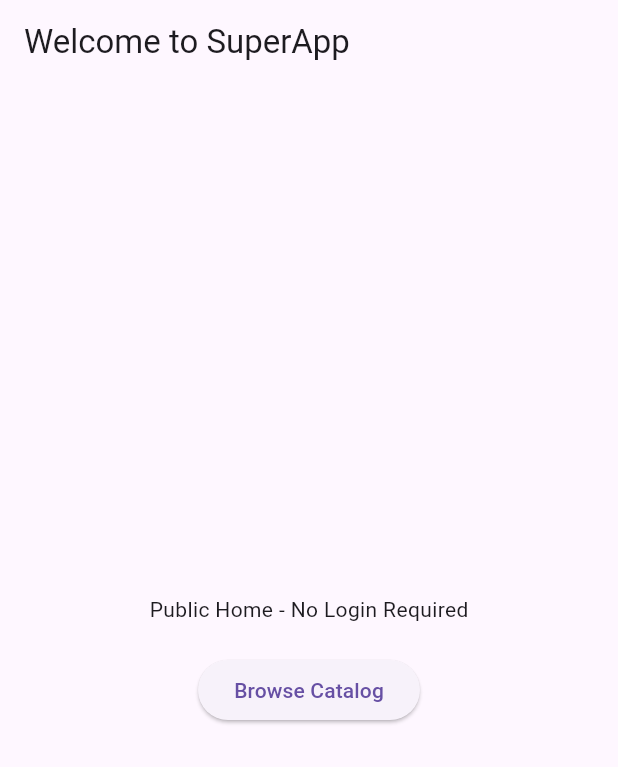
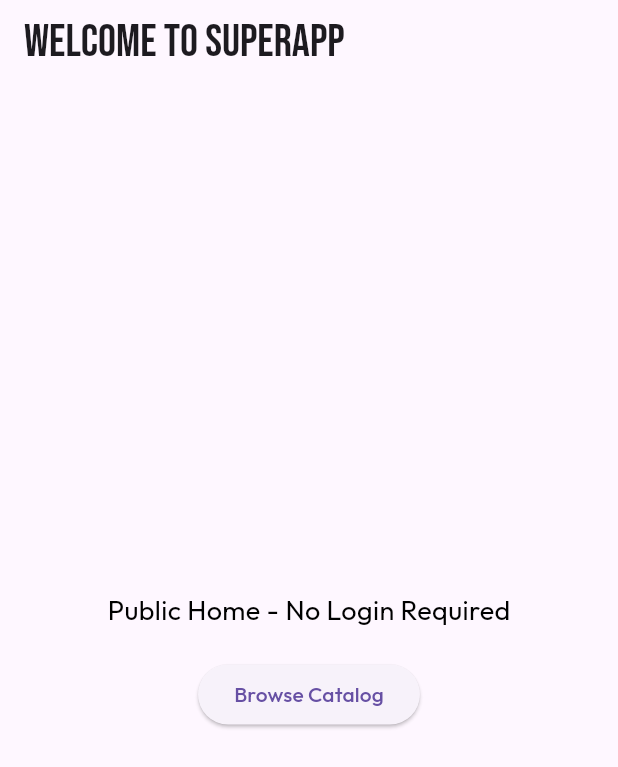
Before and after one commit to suzukifinanceindoensia/sufi-one, a Flutter app: the screen it shows after launch, on a phone screen of 412 x 824 dp. Shown: the top 767 px of the screen. Run offline on Flutter 3.47's test engine with Material 3 defaults, Android fonts, the phone set to English and light mode, and no system bars; our stand-ins replace get, google_fonts.

Commit message:
add:fontstyle dan implement ke main

```diff
--- /dev/null
+++ b/lib/app/theme/fontstyle.dart
@@ -0,0 +1,65 @@
+import 'package:flutter/material.dart';
+import 'package:google_fonts/google_fonts.dart';
+
+class AppTextStyles {
+  static final TextStyle smallBody = GoogleFonts.outfit(
+    fontSize: 12,
+    color: Colors.black,
+  );
+  static final TextStyle medBody = GoogleFonts.outfit(
+    fontSize: 18,
+    color: Colors.black,
+  );
+  static final TextStyle bigBody = GoogleFonts.outfit(
+    fontSize: 24,
+    color: Colors.black,
+  );
+  static final TextStyle smallTitle = GoogleFonts.bebasNeue(
+    fontSize: 10,
+    color: Colors.red,
+  );
+  static final TextStyle medTitle = GoogleFonts.bebasNeue(
+    fontSize: 20,
+    color: Colors.red,
+  );
+  static final TextStyle bigTitle = GoogleFonts.bebasNeue(
+    fontSize: 30,
+    color: Colors.red,
+  );
+  static final TextStyle smallDisplay = GoogleFonts.emilysCandy(
+    fontSize: 16,
+    color: const Color.fromARGB(255, 54, 244, 70),
+  );
+  static final TextStyle medDisplay = GoogleFonts.emilysCandy(
+    fontSize: 16,
+    color: const Color.fromARGB(255, 54, 244, 70),
+  );
+  static final TextStyle bigDisplay = GoogleFonts.emilysCandy(
+    fontSize: 16,
+    color: const Color.fromARGB(255, 54, 244, 70),
+  );
+  static final TextStyle smallLabel = GoogleFonts.outfit(
+    fontSize: 10,
+    color: Colors.red,
+  );
+  static final TextStyle medLabel = GoogleFonts.outfit(
+    fontSize: 12,
+    color: Colors.red,
+  );
+  static final TextStyle bigLabel = GoogleFonts.outfit(
+    fontSize: 14,
+    color: Colors.red,
+  );
+  static final TextStyle smallHeadline = GoogleFonts.outfit(
+    fontSize: 14,
+    color: Colors.red,
+  );
+  static final TextStyle medHeadline = GoogleFonts.outfit(
+    fontSize: 14,
+    color: Colors.red,
+  );
+  static final TextStyle bigHeadline = GoogleFonts.outfit(
+    fontSize: 14,
+    color: Colors.red,
+  );
+}
--- a/lib/main.dart
+++ b/lib/main.dart
@@ -1,6 +1,7 @@
 import 'package:flutter/material.dart';
 import 'package:get/get.dart';
 import 'app/routes/app_routes.dart';
+import 'app/theme/fontstyle.dart';
 
 void main() {
   runApp(MyApp());
@@ -11,6 +12,25 @@ class MyApp extends StatelessWidget {
   Widget build(BuildContext context) {
     return GetMaterialApp(
       title: 'SuperApp (Public)',
+      theme: ThemeData(
+        textTheme: TextTheme(
+          bodySmall: AppTextStyles.smallBody,
+          bodyMedium: AppTextStyles.medBody,
+          bodyLarge: AppTextStyles.bigBody,
+          titleSmall: AppTextStyles.smallTitle,
+          titleMedium: AppTextStyles.medTitle,
+          titleLarge: AppTextStyles.bigTitle,
+          displaySmall: AppTextStyles.smallDisplay,
+          displayMedium: AppTextStyles.medDisplay,
+          displayLarge: AppTextStyles.bigDisplay,
+          labelSmall: AppTextStyles.smallLabel,
+          labelMedium: AppTextStyles.medLabel,
+          labelLarge: AppTextStyles.bigLabel,
+          headlineSmall: AppTextStyles.smallHeadline,
+          headlineMedium: AppTextStyles.medHeadline,
+          headlineLarge: AppTextStyles.bigHeadline,
+        )
+      ),
       debugShowCheckedModeBanner: false,
       initialRoute: AppRoutes.splash,
       getPages: AppRoutes.pages,
--- a/pubspec.yaml
+++ b/pubspec.yaml
@@ -35,6 +35,7 @@ dependencies:
   # Use with the CupertinoIcons class for iOS style icons.
   cupertino_icons: ^1.0.8
   get: ^4.7.2
+  google_fonts: ^6.2.1
 
 dev_dependencies:
   flutter_test:
```
Also changed, not shown: pubspec.lock, 1 other file.
